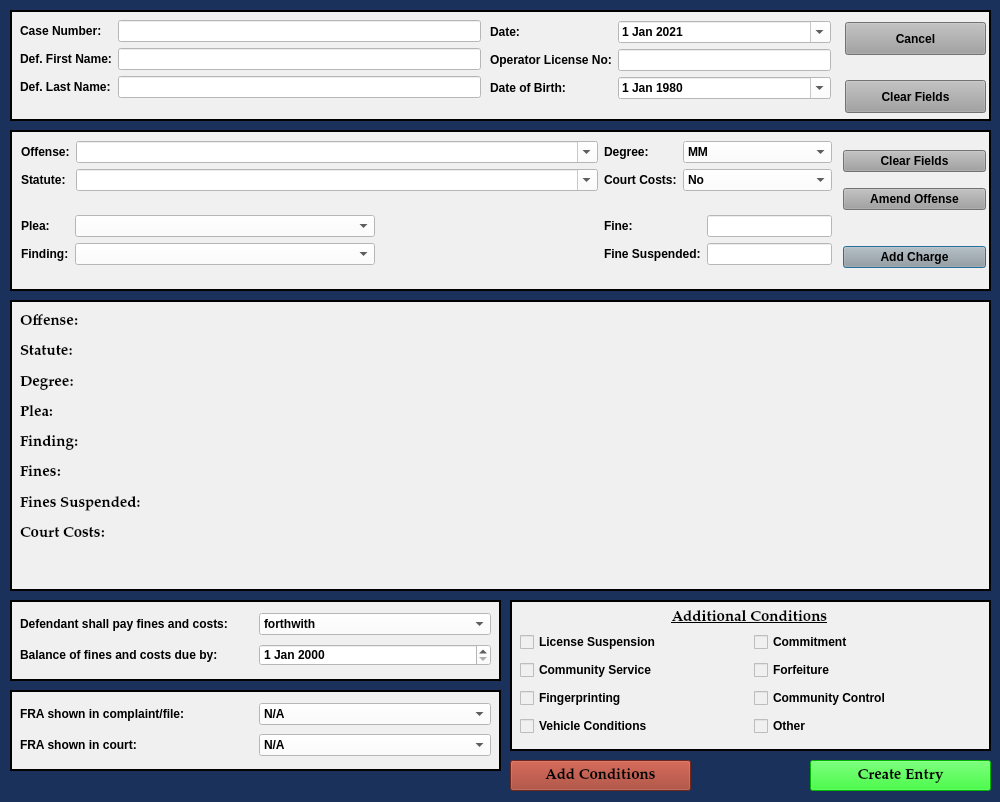
Old version of the form resources/ui/MinorMisdemeanorDialog.ui in the repository HunterProgram22/MuniEntry.
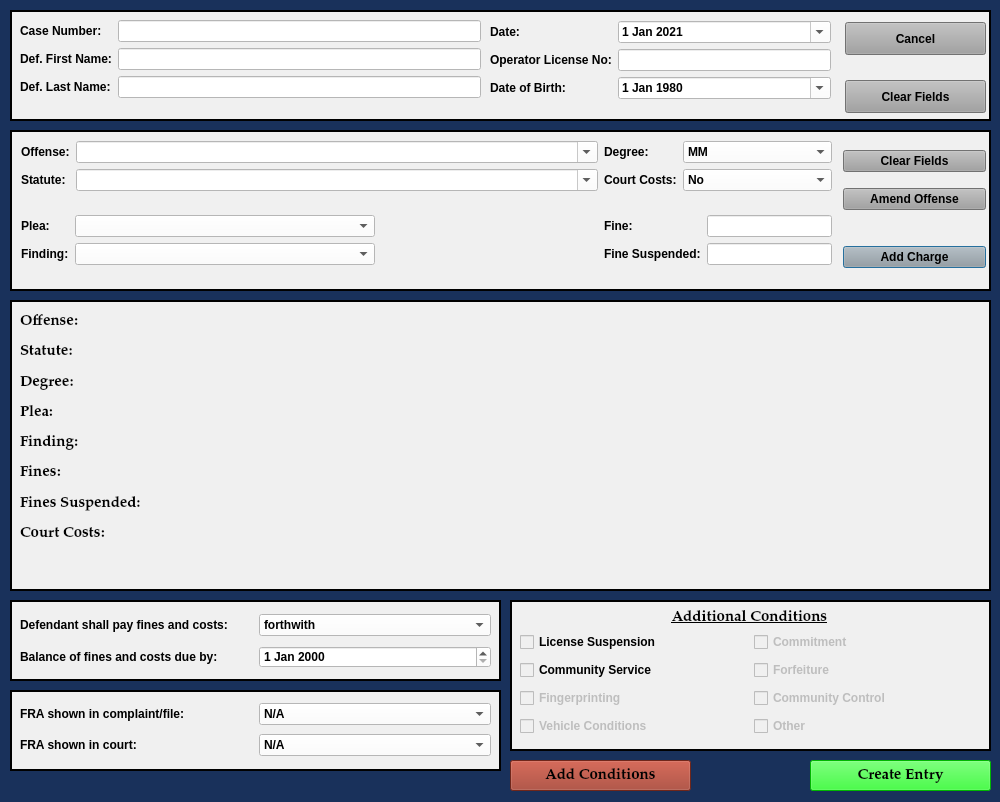
New version of the form.

The edit to the form file:
```diff
--- a/resources/ui/MinorMisdemeanorDialog.ui
+++ b/resources/ui/MinorMisdemeanorDialog.ui
@@ -986,7 +986,7 @@
       <x>10</x>
       <y>10</y>
       <width>471</width>
-      <height>61</height>
+      <height>64</height>
      </rect>
     </property>
     <layout class="QGridLayout" name="gridLayout_2">
@@ -1218,6 +1218,9 @@
      </item>
      <item row="0" column="1">
       <widget class="QCheckBox" name="checkBox_4">
+       <property name="enabled">
+        <bool>false</bool>
+       </property>
        <property name="text">
         <string>Commitment</string>
        </property>
@@ -1232,6 +1235,9 @@
      </item>
      <item row="1" column="1">
       <widget class="QCheckBox" name="checkBox_5">
+       <property name="enabled">
+        <bool>false</bool>
+       </property>
        <property name="text">
         <string>Forfeiture</string>
        </property>
@@ -1239,6 +1245,9 @@
      </item>
      <item row="2" column="0">
       <widget class="QCheckBox" name="checkBox_3">
+       <property name="enabled">
+        <bool>false</bool>
+       </property>
        <property name="text">
         <string>Fingerprinting</string>
        </property>
@@ -1246,6 +1255,9 @@
      </item>
      <item row="2" column="1">
       <widget class="QCheckBox" name="checkBox_6">
+       <property name="enabled">
+        <bool>false</bool>
+       </property>
        <property name="text">
         <string>Community Control</string>
        </property>
@@ -1253,6 +1265,9 @@
      </item>
      <item row="3" column="0">
       <widget class="QCheckBox" name="checkBox_7">
+       <property name="enabled">
+        <bool>false</bool>
+       </property>
        <property name="text">
         <string>Vehicle Conditions</string>
        </property>
@@ -1260,6 +1275,9 @@
      </item>
      <item row="3" column="1">
       <widget class="QCheckBox" name="checkBox_8">
+       <property name="enabled">
+        <bool>false</bool>
+       </property>
        <property name="text">
         <string>Other</string>
        </property>
```
Left out of the diff: 54 changed lines with no effect on the pictures.
